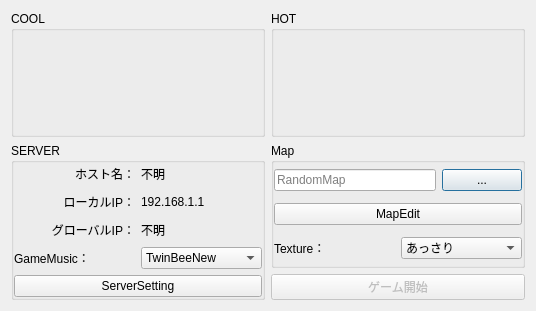
Old version of the form startupdialog.ui in the repository hal1437/AsahikawaProcon-Server.
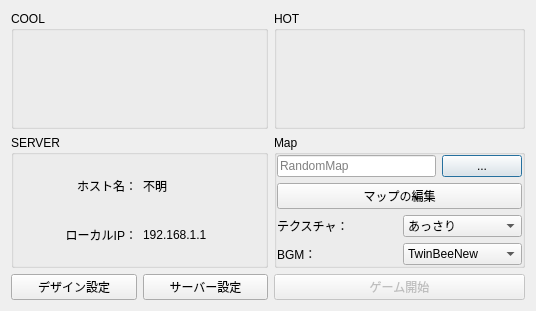
New version of the form. Custom widgets are drawn as their Qt base class.

Commit message: [追加] ・デザインの設定ボタン(まだ何も起きない) ・アイコン [変更] ・レイアウトを少々変更 [不具合修正] ・タスクバーに表示されない不具合

```diff
--- a/startupdialog.ui
+++ b/startupdialog.ui
@@ -54,20 +54,20 @@
         <item row="2" column="0" colspan="2">
          <widget class="QPushButton" name="MapEditButton">
           <property name="text">
-           <string>MapEdit</string>
+           <string>マップの編集</string>
           </property>
          </widget>
         </item>
         <item row="3" column="0" colspan="2">
-         <layout class="QHBoxLayout" name="horizontalLayout_4">
-          <item>
+         <layout class="QGridLayout" name="gridLayout_7">
+          <item row="0" column="0">
            <widget class="QLabel" name="label_6">
             <property name="text">
-             <string>Texture：</string>
+             <string>テクスチャ：</string>
             </property>
            </widget>
           </item>
-          <item>
+          <item row="0" column="1">
            <widget class="QComboBox" name="comboBox">
             <item>
              <property name="text">
@@ -81,6 +81,27 @@
             </item>
            </widget>
           </item>
+          <item row="1" column="0">
+           <widget class="QLabel" name="label">
+            <property name="text">
+             <string>BGM：</string>
+            </property>
+           </widget>
+          </item>
+          <item row="1" column="1">
+           <widget class="QComboBox" name="GameMusicCombo">
+            <item>
+             <property name="text">
+              <string>TwinBeeNew</string>
+             </property>
+            </item>
+            <item>
+             <property name="text">
+              <string>Necromancer</string>
+             </property>
+            </item>
+           </widget>
+          </item>
          </layout>
         </item>
        </layout>
@@ -159,25 +180,13 @@
        </layout>
       </widget>
      </item>
-     <item row="1" column="0" rowspan="2" colspan="2">
+     <item row="1" column="0" colspan="2">
       <widget class="QGroupBox" name="ServerGroup">
        <property name="title">
         <string>SERVER</string>
        </property>
-       <layout class="QVBoxLayout" name="verticalLayout_5">
-        <property name="leftMargin">
-         <number>0</number>
-        </property>
-        <property name="topMargin">
-         <number>0</number>
-        </property>
-        <property name="rightMargin">
-         <number>0</number>
-        </property>
-        <property name="bottomMargin">
-         <number>0</number>
-        </property>
-        <item>
+       <layout class="QGridLayout" name="gridLayout_10">
+        <item row="0" column="0">
          <layout class="QGridLayout" name="gridLayout_2">
           <item row="0" column="1">
            <widget class="QLabel" name="HostName">
@@ -213,60 +222,25 @@
             </property>
            </widget>
           </item>
-          <item row="2" column="1">
-           <widget class="QLabel" name="GrobalIPLabel">
-            <property name="text">
-             <string>不明</string>
-            </property>
-           </widget>
-          </item>
-          <item row="2" column="0">
-           <widget class="QLabel" name="label_9">
-            <property name="text">
-             <string>グローバルIP：</string>
-            </property>
-            <property name="alignment">
-             <set>Qt::AlignRight|Qt::AlignTrailing|Qt::AlignVCenter</set>
-            </property>
-           </widget>
-          </item>
          </layout>
         </item>
-        <item>
-         <layout class="QHBoxLayout" name="horizontalLayout">
-          <item>
-           <widget class="QLabel" name="label">
-            <property name="text">
-             <string>GameMusic：</string>
-            </property>
-           </widget>
-          </item>
-          <item>
-           <widget class="QComboBox" name="GameMusicCombo">
-            <item>
-             <property name="text">
-              <string>TwinBeeNew</string>
-             </property>
-            </item>
-            <item>
-             <property name="text">
-              <string>Necromancer</string>
-             </property>
-            </item>
-           </widget>
-          </item>
-         </layout>
-        </item>
-        <item>
-         <widget class="QPushButton" name="pushButton">
-          <property name="text">
-           <string>ServerSetting</string>
-          </property>
-         </widget>
-        </item>
        </layout>
       </widget>
      </item>
+     <item row="2" column="0">
+      <widget class="QPushButton" name="DesignButton">
+       <property name="text">
+        <string>デザイン設定</string>
+       </property>
+      </widget>
+     </item>
+     <item row="2" column="1">
+      <widget class="QPushButton" name="pushButton">
+       <property name="text">
+        <string>サーバー設定</string>
+       </property>
+      </widget>
+     </item>
     </layout>
    </item>
   </layout>
```
Left out of the diff: 32 changed lines with no effect on the pictures. The commit also changes 11 other files.
